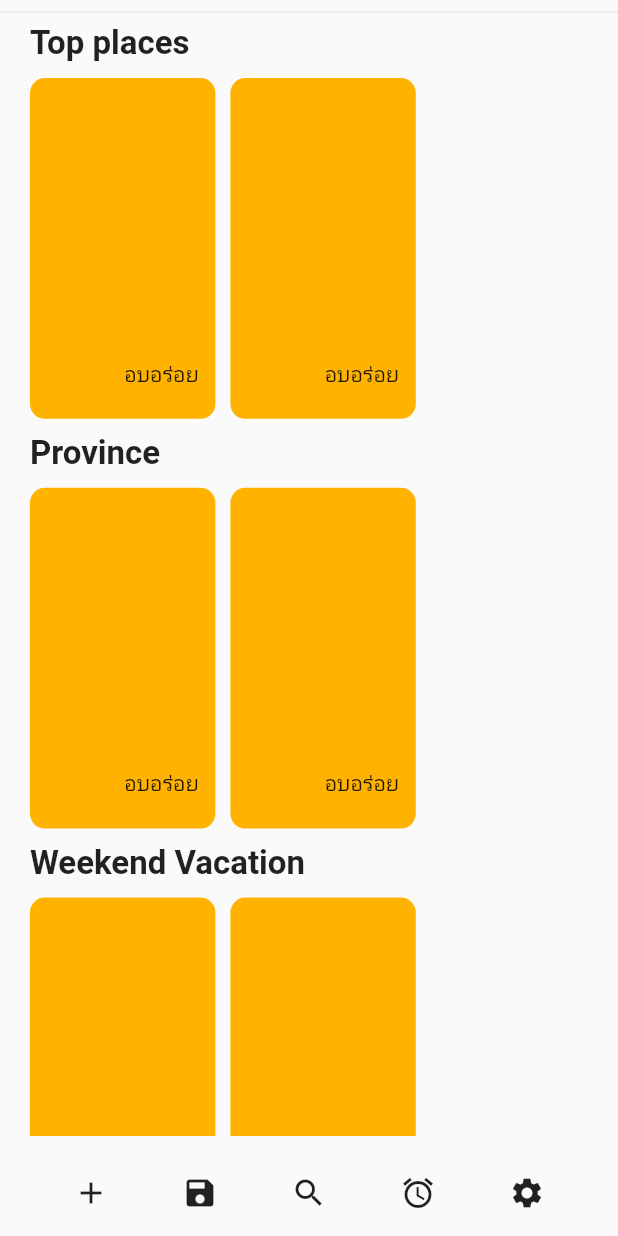
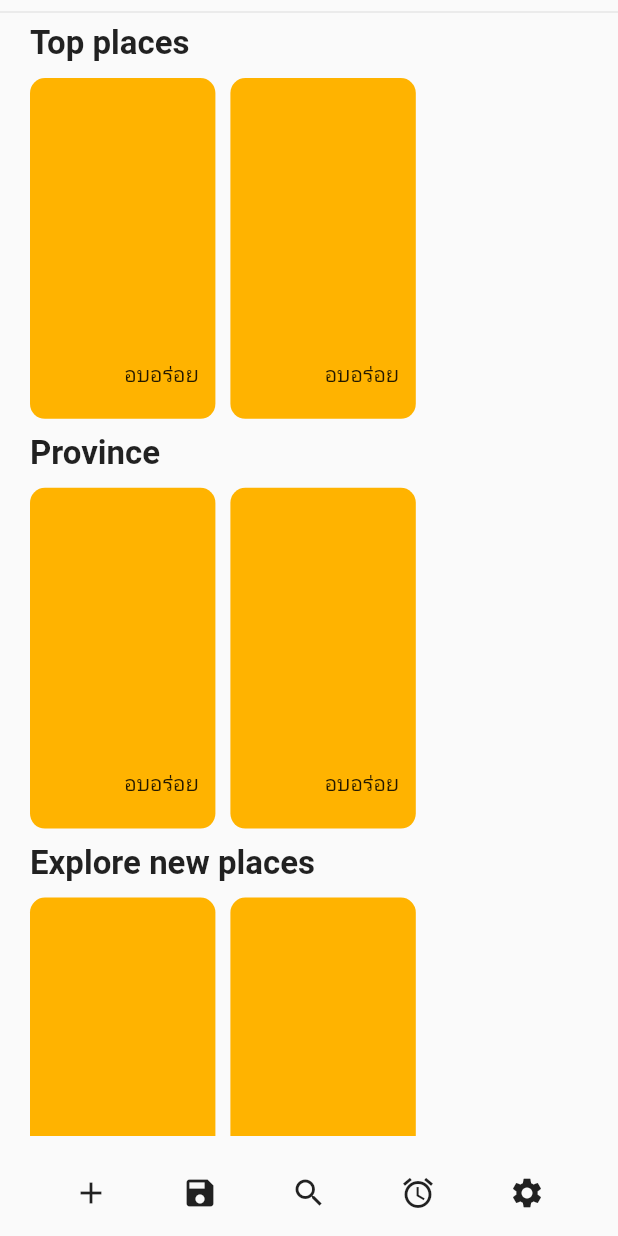
Before and after one commit to ping5721/Trip, a Flutter app: the screen it shows after launch, after a tap on "Login", on a phone screen of 412 x 824 dp. Run offline on Flutter 3.47's test engine with Material 2 defaults, Android fonts, the phone set to English and light mode, and no system bars; our stand-ins replace firebase_core; accounts and stored records are empty; network calls fail.

```diff
--- a/lib/main.dart
+++ b/lib/main.dart
@@ -1,4 +1,5 @@
 import 'package:TripApp/screen/homescreen.dart';
+import 'package:firebase_core/firebase_core.dart';
 import 'package:flutter/material.dart';
 
 void main() {
@@ -40,14 +41,41 @@ class Loginscreen extends StatefulWidget {
 }
 
 class _LoginscreenState extends State<Loginscreen> {
+  bool _initialized = false;
+  bool _error = false;
+
+  // Define an async function to initialize FlutterFire
+  void initializeFlutterFire() async {
+    try {
+      // Wait for Firebase to initialize and set `_initialized` state to true
+      await Firebase.initializeApp();
+      setState(() {
+        _initialized = true;
+      });
+    } catch (e) {
+      // Set `_error` state to true if Firebase initialization fails
+      setState(() {
+        _error = true;
+      });
+    }
+  }
 
   @override
   void initState() {
-
+    initializeFlutterFire();
     super.initState();
   }
 
+  @override
   Widget build(BuildContext context) {
+    if (_error) {
+      return null;
+    }
+
+    if (!_initialized) {
+      return CircularProgressIndicator();
+    }
+
     return SafeArea(
       child: Scaffold(
         body: Container(
--- a/lib/screen/homescreen.dart
+++ b/lib/screen/homescreen.dart
@@ -72,7 +72,7 @@ class _HomepageState extends State<Homepage> {
                     alignment: Alignment.centerLeft,
                     padding: EdgeInsets.only(left: 20),
                     child: Text(
-                      "Weekend Vacation",
+                      "Explore new places",
                       style:
                           TextStyle(fontWeight: FontWeight.bold, fontSize: 22),
                     ),
--- a/pubspec.yaml
+++ b/pubspec.yaml
@@ -23,6 +23,7 @@ environment:
 dependencies:
   flutter:
     sdk: flutter
+  firebase_core: "0.5.0+1"
 
 
   # The following adds the Cupertino Icons font to your application.
```
Also changed, not shown: lib/screen/trip.dart (+6 -1 lines), pubspec.lock, 3 other files.
